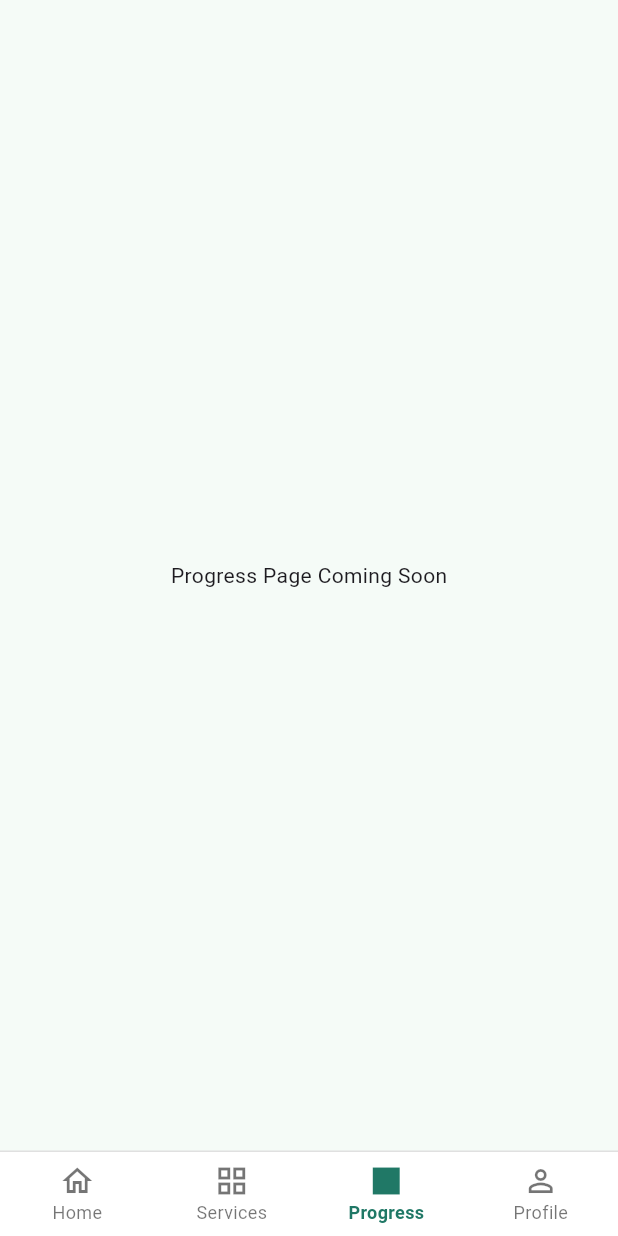
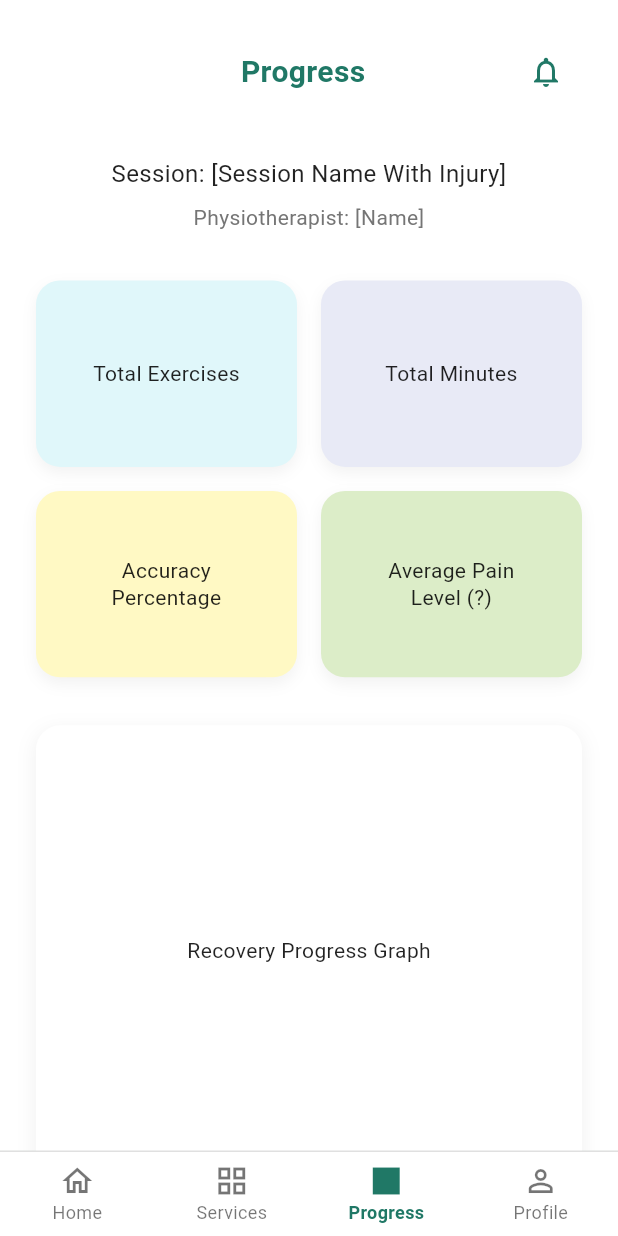
Before and after one commit to Jinggggg030/RehabAI, a Flutter app: the MainScreen screen opened directly, item 3 of the bottom bar chosen, on a phone screen of 412 x 824 dp. Run offline on Flutter 3.47's test engine with Material 3 defaults, Android fonts, the phone set to English and light mode, and no system bars; our stand-ins replace google_fonts.

Commit message:
Added progress page.

```diff
--- a/lib/screens/main_screen.dart
+++ b/lib/screens/main_screen.dart
@@ -2,6 +2,7 @@ import 'package:flutter/material.dart';
 import 'package:google_fonts/google_fonts.dart';
 import 'package:rehab_ai/screens/home_page.dart';
 import 'package:rehab_ai/screens/services_page.dart';
+import 'package:rehab_ai/screens/progress_page.dart';
 
 class MainScreen extends StatefulWidget {
   const MainScreen({super.key});
@@ -17,7 +18,7 @@ class _MainScreenState extends State<MainScreen> {
   final List<Widget> _screens = [
     const HomePage(),
     const ServicesPage(),
-    const Center(child: Text('Progress Page Coming Soon')),
+    const ProgressPage(),
     const Center(child: Text('Profile Page Coming Soon')),
   ];
 
--- /dev/null
+++ b/lib/screens/progress_page.dart
@@ -0,0 +1,149 @@
+import 'package:flutter/material.dart';
+import 'package:google_fonts/google_fonts.dart';
+
+class ProgressPage extends StatelessWidget {
+  const ProgressPage({super.key});
+
+  @override
+  Widget build(BuildContext context) {
+    return Scaffold(
+      backgroundColor: Colors.white,
+      body: SafeArea(
+        child: SingleChildScrollView(
+          padding: const EdgeInsets.symmetric(horizontal: 24.0, vertical: 24.0),
+          child: Column(
+            crossAxisAlignment: CrossAxisAlignment.stretch,
+            children: [
+              // Header
+              Row(
+                mainAxisAlignment: MainAxisAlignment.spaceBetween,
+                children: [
+                  const SizedBox(width: 40), // Spacer to balance center title
+                  Text(
+                    'Progress',
+                    style: GoogleFonts.readexPro(
+                      fontSize: 20,
+                      fontWeight: FontWeight.bold,
+                      color: const Color(0xFF207866),
+                    ),
+                  ),
+                  IconButton(
+                    onPressed: () {},
+                    icon: const Icon(Icons.notifications_none, color: Color(0xFF207866)),
+                  ),
+                ],
+              ),
+              const SizedBox(height: 32),
+
+              // Session Info
+              Text(
+                'Session: [Session Name With Injury]',
+                textAlign: TextAlign.center,
+                style: GoogleFonts.readexPro(
+                  fontSize: 16,
+                  color: Colors.black87,
+                ),
+              ),
+              const SizedBox(height: 8),
+              Text(
+                'Physiotherapist: [Name]',
+                textAlign: TextAlign.center,
+                style: GoogleFonts.readexPro(
+                  fontSize: 14,
+                  color: Colors.grey.shade600,
+                ),
+              ),
+              const SizedBox(height: 32),
+
+              // 2x2 Stats Grid
+              GridView.count(
+                crossAxisCount: 2,
+                shrinkWrap: true,
+                physics: const NeverScrollableScrollPhysics(),
+                mainAxisSpacing: 16,
+                crossAxisSpacing: 16,
+                childAspectRatio: 1.4, // Adjust for width vs height
+                children: [
+                  _buildStatCard(
+                    'Total Exercises',
+                    const Color(0xFFE0F7FA), // Light Cyan
+                  ),
+                  _buildStatCard(
+                    'Total Minutes',
+                    const Color(0xFFE8EAF6), // Light Lavender
+                  ),
+                  _buildStatCard(
+                    'Accuracy\nPercentage',
+                    const Color(0xFFFFF9C4), // Light Yellow/Orange
+                  ),
+                  _buildStatCard(
+                    'Average Pain\nLevel (?)',
+                    const Color(0xFFDCEDC8), // Light Green
+                  ),
+                ],
+              ),
+              const SizedBox(height: 32),
+
+              // Graph Placeholder
+              Container(
+                height: 300,
+                decoration: BoxDecoration(
+                  color: Colors.white,
+                  borderRadius: BorderRadius.circular(16),
+                  boxShadow: [
+                    BoxShadow(
+                      color: Colors.black.withOpacity(0.05),
+                      blurRadius: 10,
+                      spreadRadius: 1,
+                      offset: const Offset(0, 4),
+                    ),
+                  ],
+                ),
+                child: Center(
+                  child: Text(
+                    'Recovery Progress Graph',
+                    style: GoogleFonts.readexPro(
+                      fontSize: 14,
+                      color: Colors.black87,
+                    ),
+                  ),
+                ),
+              ),
+              const SizedBox(height: 40),
+            ],
+          ),
+        ),
+      ),
+    );
+  }
+
+  Widget _buildStatCard(String title, Color bgColor) {
+    return Container(
+      decoration: BoxDecoration(
+        color: bgColor,
+        borderRadius: BorderRadius.circular(16),
+        boxShadow: [
+          BoxShadow(
+            color: Colors.black.withOpacity(0.05),
+            blurRadius: 8,
+            offset: const Offset(0, 4),
+          ),
+        ],
+      ),
+      child: Center(
+        child: Padding(
+          padding: const EdgeInsets.all(12.0),
+          child: Text(
+            title,
+            textAlign: TextAlign.center,
+            style: GoogleFonts.readexPro(
+              fontSize: 14,
+              color: Colors.black87,
+              height: 1.3,
+            ),
+          ),
+        ),
+      ),
+    );
+  }
+}
```
